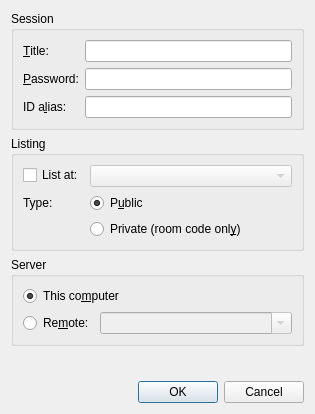
Before: the Qt Designer form src/desktop/ui/hostdialog.ui in drawpile/Drawpile, drawn with Qt 5.
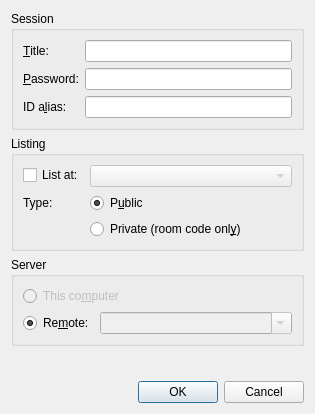
After: the same form once the commit is applied.

Patch:
```diff
--- a/src/desktop/ui/hostdialog.ui
+++ b/src/desktop/ui/hostdialog.ui
@@ -156,6 +156,9 @@
      <layout class="QVBoxLayout" name="verticalLayout_2">
       <item>
        <widget class="QRadioButton" name="uselocal">
+        <property name="enabled">
+         <bool>false</bool>
+        </property>
         <property name="toolTip">
          <string>Use Drawpile's built-in server</string>
         </property>
@@ -163,7 +166,7 @@
          <string>This co&amp;mputer</string>
         </property>
         <property name="checked">
-         <bool>true</bool>
+         <bool>false</bool>
         </property>
        </widget>
       </item>
@@ -177,6 +180,9 @@
           <property name="text">
            <string>Re&amp;mote:</string>
           </property>
+          <property name="checked">
+           <bool>true</bool>
+          </property>
          </widget>
         </item>
         <item>
```
